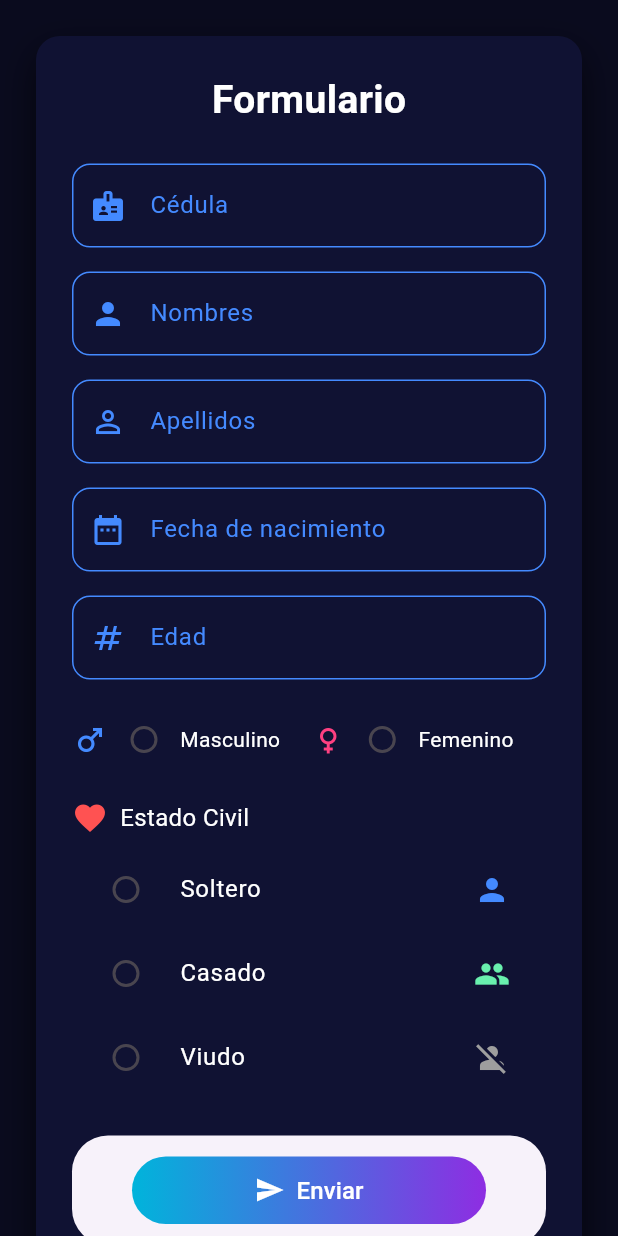
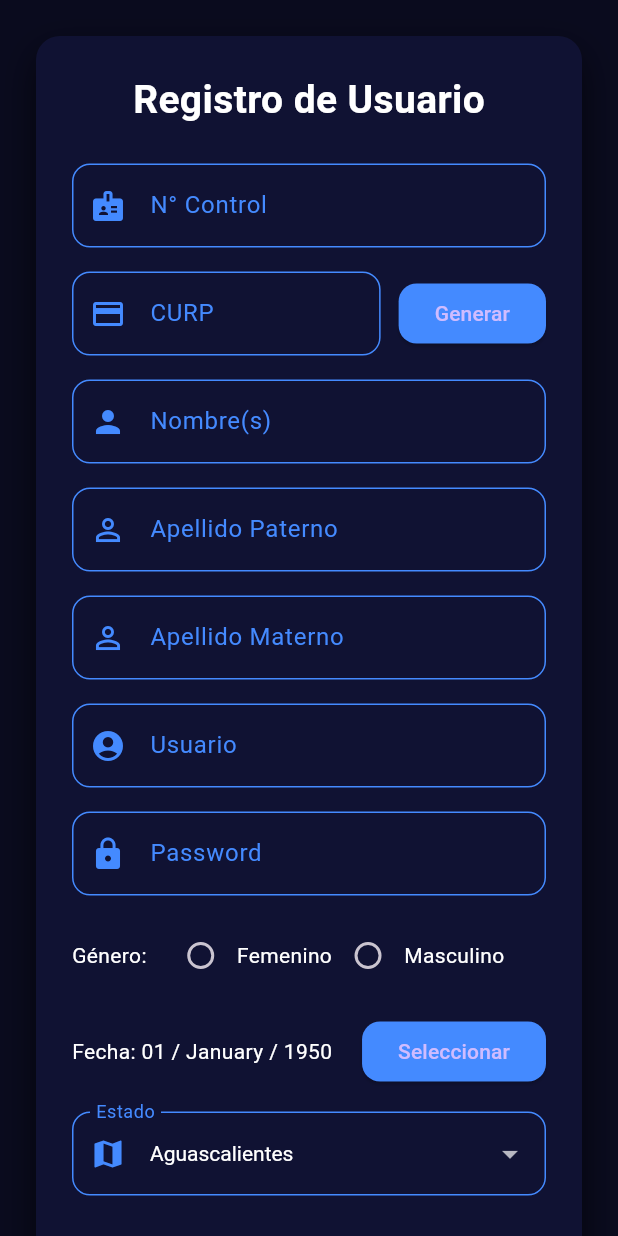
Before and after one commit to Silvert05/Formulario, a Flutter app: the screen it shows after launch, on a phone screen of 412 x 824 dp. Run offline on Flutter 3.47's test engine with Material 3 defaults, Android fonts, the phone set to English and light mode, and no system bars.

Commit message:
formulario

```diff
--- a/lib/formulario.dart
+++ b/lib/formulario.dart
@@ -10,61 +10,62 @@ class FormularioScreen extends StatefulWidget {
 
 class _FormularioScreenState extends State<FormularioScreen> {
   final _formKey = GlobalKey<FormState>();
-  final TextEditingController _cedulaController = TextEditingController();
-  final TextEditingController _nombresController = TextEditingController();
-  final TextEditingController _apellidosController = TextEditingController();
-  final TextEditingController _fechaController = TextEditingController();
-  final TextEditingController _edadController = TextEditingController();
 
+  // Controladores de texto
+  final TextEditingController _controlController = TextEditingController();
+  final TextEditingController _curpController = TextEditingController();
+  final TextEditingController _nombreController = TextEditingController();
+  final TextEditingController _apellidoPaternoController = TextEditingController();
+  final TextEditingController _apellidoMaternoController = TextEditingController();
+  final TextEditingController _usuarioController = TextEditingController();
+  final TextEditingController _passwordController = TextEditingController();
+
+  // Variables de estado
   String? _genero;
-  String? _estadoCivil;
+  String _estadoSeleccionado = "Aguascalientes";
 
-  void _calcularEdad(DateTime fechaNacimiento) {
-    final hoy = DateTime.now();
-    int edad = hoy.year - fechaNacimiento.year;
-    if (hoy.month < fechaNacimiento.month ||
-        (hoy.month == fechaNacimiento.month && hoy.day < fechaNacimiento.day)) {
-      edad--;
-    }
-    _edadController.text = edad.toString();
-  }
+  // Fecha (día, mes, año)
+  DateTime _fechaSeleccionada = DateTime(1950, 1, 1);
 
-  Future<void> _seleccionarFechaNacimiento() async {
-    final DateTime? fechaSeleccionada = await showDatePicker(
+  void _seleccionarFecha(BuildContext context) async {
+    final DateTime? fecha = await showDatePicker(
       context: context,
-      initialDate: DateTime(2000),
+      initialDate: _fechaSeleccionada,
       firstDate: DateTime(1900),
       lastDate: DateTime.now(),
+      locale: const Locale('es', 'ES'),
     );
-
-    if (fechaSeleccionada != null) {
-      _fechaController.text = DateFormat('yyyy-MM-dd').format(fechaSeleccionada);
-      _calcularEdad(fechaSeleccionada);
+    if (fecha != null) {
+      setState(() {
+        _fechaSeleccionada = fecha;
+      });
     }
   }
 
-  void _enviarFormulario() {
-    if (_formKey.currentState!.validate() &&
-        _genero != null &&
-        _estadoCivil != null) {
+  void _generarCURP() {
+    if (_nombreController.text.isEmpty ||
+        _apellidoPaternoController.text.isEmpty ||
+        _apellidoMaternoController.text.isEmpty) {
       ScaffoldMessenger.of(context).showSnackBar(
-        const SnackBar(content: Text('Formulario válido y enviado correctamente')),
+        const SnackBar(content: Text('Completa nombre y apellidos antes de generar CURP')),
       );
+      return;
+    }
 
-      _formKey.currentState!.reset();
-      _cedulaController.clear();
-      _nombresController.clear();
-      _apellidosController.clear();
-      _fechaController.clear();
-      _edadController.clear();
+    setState(() {
+      _curpController.text =
+          "${_apellidoPaternoController.text.substring(0, 2).toUpperCase()}${_apellidoMaternoController.text.substring(0, 1).toUpperCase()}${_nombreController.text.substring(0, 2).toUpperCase()}${_fechaSeleccionada.year}";
+    });
+  }
 
-      setState(() {
-        _genero = null;
-        _estadoCivil = null;
-      });
+  void _guardarFormulario() {
+    if (_formKey.currentState!.validate() && _genero != null) {
+      ScaffoldMessenger.of(context).showSnackBar(
+        const SnackBar(content: Text('Datos guardados correctamente')),
+      );
     } else {
       ScaffoldMessenger.of(context).showSnackBar(
-        const SnackBar(content: Text('Por favor completa todos los campos')),
+        const SnackBar(content: Text('Completa todos los campos requeridos')),
       );
     }
   }
@@ -117,7 +118,7 @@ class _FormularioScreenState extends State<FormularioScreen> {
                 mainAxisSize: MainAxisSize.min,
                 children: [
                   const Text(
-                    "Formulario",
+                    "Registro de Usuario",
                     style: TextStyle(
                       color: Colors.white,
                       fontSize: 26,
@@ -125,144 +126,181 @@ class _FormularioScreenState extends State<FormularioScreen> {
                     ),
                   ),
                   const SizedBox(height: 24),
+
+                  // Nº CONTROL
                   TextFormField(
-                    controller: _cedulaController,
+                    controller: _controlController,
                     keyboardType: TextInputType.number,
-                    decoration: _inputDecoration("Cédula", Icons.badge),
+                    decoration: _inputDecoration("N° Control", Icons.badge),
                     style: const TextStyle(color: Colors.white),
-                    validator: (value) {
-                      if (value == null || value.isEmpty) return 'Campo requerido';
-                      if (value.length < 10) return 'Cédula inválida';
-                      return null;
-                    },
+                    validator: (value) =>
+                        value == null || value.isEmpty ? 'Campo requerido' : null,
                   ),
                   const SizedBox(height: 16),
+
+                  // CURP + BOTÓN
+                  Row(
+                    children: [
+                      Expanded(
+                        child: TextFormField(
+                          controller: _curpController,
+                          decoration: _inputDecoration("CURP", Icons.credit_card),
+                          style: const TextStyle(color: Colors.white),
+                          validator: (value) =>
+                              value == null || value.isEmpty ? 'Campo requerido' : null,
+                        ),
+                      ),
+                      const SizedBox(width: 12),
+                      ElevatedButton(
+                        onPressed: _generarCURP,
+                        style: ElevatedButton.styleFrom(
+                          backgroundColor: Colors.blueAccent,
+                          shape: RoundedRectangleBorder(
+                            borderRadius: BorderRadius.circular(12),
+                          ),
+                        ),
+                        child: const Text("Generar"),
+                      ),
+                    ],
+                  ),
+                  const SizedBox(height: 16),
+
+                  // NOMBRES
                   TextFormField(
-                    controller: _nombresController,
-                    decoration: _inputDecoration("Nombres", Icons.person),
+                    controller: _nombreController,
+                    decoration: _inputDecoration("Nombre(s)", Icons.person),
+                    style: const TextStyle(color: Colors.white),
+                    validator: (value) =>
+                        value == null || value.isEmpty ? 'Campo requerido' : null,
+                  ),
+                  const SizedBox(height: 16),
+
+                  // APELLIDOS
+                  TextFormField(
+                    controller: _apellidoPaternoController,
+                    decoration: _inputDecoration("Apellido Paterno", Icons.person_outline),
                     style: const TextStyle(color: Colors.white),
                     validator: (value) =>
                         value == null || value.isEmpty ? 'Campo requerido' : null,
                   ),
                   const SizedBox(height: 16),
                   TextFormField(
-                    controller: _apellidosController,
-                    decoration: _inputDecoration("Apellidos", Icons.person_outline),
+                    controller: _apellidoMaternoController,
+                    decoration: _inputDecoration("Apellido Materno", Icons.person_outline),
+                    style: const TextStyle(color: Colors.white),
+                  ),
+                  const SizedBox(height: 16),
+
+                  // USUARIO Y PASSWORD
+                  TextFormField(
+                    controller: _usuarioController,
+                    decoration: _inputDecoration("Usuario", Icons.account_circle),
                     style: const TextStyle(color: Colors.white),
                     validator: (value) =>
                         value == null || value.isEmpty ? 'Campo requerido' : null,
                   ),
                   const SizedBox(height: 16),
                   TextFormField(
-                    controller: _fechaController,
-                    readOnly: true,
-                    decoration: _inputDecoration("Fecha de nacimiento", Icons.date_range),
+                    controller: _passwordController,
+                    obscureText: true,
+                    decoration: _inputDecoration("Password", Icons.lock),
                     style: const TextStyle(color: Colors.white),
-                    onTap: _seleccionarFechaNacimiento,
                     validator: (value) =>
-                        value == null || value.isEmpty ? 'Selecciona una fecha' : null,
-                  ),
-                  const SizedBox(height: 16),
-                  TextFormField(
-                    controller: _edadController,
-                    readOnly: true,
-                    decoration: _inputDecoration("Edad", Icons.numbers),
-                    style: const TextStyle(color: Colors.white),
+                        value == null || value.isEmpty ? 'Campo requerido' : null,
                   ),
                   const SizedBox(height: 16),
 
-                  // GÉNERO CON ICONOS
+                  // GÉNERO
                   Row(
                     children: [
-                      const Icon(Icons.male, color: Colors.blueAccent),
+                      const Text("Género:", style: TextStyle(color: Colors.white)),
+                      const SizedBox(width: 12),
+                      Radio<String>(
+                        value: 'Femenino',
+                        groupValue: _genero,
+                        onChanged: (value) => setState(() => _genero = value),
+                      ),
+                      const Text("Femenino", style: TextStyle(color: Colors.white)),
                       Radio<String>(
                         value: 'Masculino',
                         groupValue: _genero,
                         onChanged: (value) => setState(() => _genero = value),
                       ),
                       const Text("Masculino", style: TextStyle(color: Colors.white)),
-                      const SizedBox(width: 20),
-                      const Icon(Icons.female, color: Colors.pinkAccent),
-                      Radio<String>(
-                        value: 'Femenino',
-                        groupValue: _genero,
-                        onChanged: (value) => setState(() => _genero = value),
-                      ),
-                      const Text("Femenino", style: TextStyle(color: Colors.white)),
                     ],
                   ),
-
                   const SizedBox(height: 16),
 
-                  // ESTADO CIVIL CON ICONO
+                  // FECHA
                   Row(
-                    children: const [
-                      Icon(Icons.favorite, color: Colors.redAccent),
-                      SizedBox(width: 8),
-                      Text("Estado Civil", style: TextStyle(color: Colors.white, fontSize: 16)),
+                    children: [
+                      Expanded(
+                        child: Text(
+                          "Fecha: ${DateFormat('dd / MMMM / yyyy').format(_fechaSeleccionada)}",
+                          style: const TextStyle(color: Colors.white),
+                        ),
+                      ),
+                      ElevatedButton(
+                        onPressed: () => _seleccionarFecha(context),
+                        style: ElevatedButton.styleFrom(
+                          backgroundColor: Colors.blueAccent,
+                          shape: RoundedRectangleBorder(
+                            borderRadius: BorderRadius.circular(12),
+                          ),
+                        ),
+                        child: const Text("Seleccionar"),
+                      ),
                     ],
                   ),
-                  const SizedBox(height: 8),
-                  RadioListTile<String>(
-                    title: const Text("Soltero", style: TextStyle(color: Colors.white)),
-                    value: 'Soltero',
-                    groupValue: _estadoCivil,
-                    onChanged: (value) => setState(() => _estadoCivil = value),
-                    secondary: const Icon(Icons.person, color: Colors.blueAccent),
+                  const SizedBox(height: 16),
+
+                  // ESTADO
+                  DropdownButtonFormField<String>(
+                    value: _estadoSeleccionado,
+                    dropdownColor: const Color(0xFF101233),
+                    items: const [
+                      DropdownMenuItem(value: "Aguascalientes", child: Text("Aguascalientes")),
+                      DropdownMenuItem(value: "Baja California", child: Text("Baja California")),
+                      DropdownMenuItem(value: "Chiapas", child: Text("Chiapas")),
+                      DropdownMenuItem(value: "Jalisco", child: Text("Jalisco")),
+                      DropdownMenuItem(value: "CDMX", child: Text("Ciudad de México")),
+                    ],
+                    onChanged: (value) => setState(() => _estadoSeleccionado = value!),
+                    style: const TextStyle(color: Colors.white),
+                    decoration: _inputDecoration("Estado", Icons.map),
                   ),
-                  RadioListTile<String>(
-                    title: const Text("Casado", style: TextStyle(color: Colors.white)),
-                    value: 'Casado',
-                    groupValue: _estadoCivil,
-                    onChanged: (value) => setState(() => _estadoCivil = value),
-                    secondary: const Icon(Icons.group, color: Colors.greenAccent),
-                  ),
-                  RadioListTile<String>(
-                    title: const Text("Viudo", style: TextStyle(color: Colors.white)),
-                    value: 'Viudo',
-                    groupValue: _estadoCivil,
-                    onChanged: (value) => setState(() => _estadoCivil = value),
-                    secondary: const Icon(Icons.person_off, color: Colors.grey),
-                  ),
-                  const SizedBox(height: 24),
-                  ElevatedButton(
-                    onPressed: _enviarFormulario,
-                    style: ElevatedButton.styleFrom(
-                      padding: const EdgeInsets.symmetric(horizontal: 40, vertical: 14),
-                      shape: RoundedRectangleBorder(borderRadius: BorderRadius.circular(24)),
-                      elevation: 0,
-                      backgroundColor: Colors.transparent,
-                      shadowColor: Colors.transparent,
-                    ).copyWith(
-                      backgroundColor: MaterialStateProperty.resolveWith((states) => null),
-                      foregroundColor: MaterialStateProperty.all(Colors.white),
-                    ),
-                    child: Ink(
-                      decoration: BoxDecoration(
-                        gradient: const LinearGradient(
-                          colors: [Color(0xFF00B4DB), Color(0xFF8E2DE2)],
-                        ),
-                        borderRadius: BorderRadius.circular(24),
-                      ),
-                      child: Container(
-                        alignment: Alignment.center,
-                        constraints: const BoxConstraints(minWidth: 150, minHeight: 45),
-                        child: const Row(
-                          mainAxisAlignment: MainAxisAlignment.center,
-                          children: [
-                            Icon(Icons.send, size: 20),
-                            SizedBox(width: 8),
-                            Text("Enviar", style: TextStyle(fontSize: 16)),
-                          ],
+
+                  const SizedBox(height: 32),
+
+                  // BOTONES
+                  Row(
+                    mainAxisAlignment: MainAxisAlignment.spaceEvenly,
+                    children: [
+                      ElevatedButton.icon(
+                        onPressed: _guardarFormulario,
+                        icon: const Icon(Icons.save),
+                        label: const Text("Guardar"),
+                        style: ElevatedButton.styleFrom(
+                          backgroundColor: Colors.greenAccent[400],
+                          foregroundColor: Colors.black,
+                          shape: RoundedRectangleBorder(
+                            borderRadius: BorderRadius.circular(12),
+                          ),
                         ),
                       ),
-                    ),
-                  ),
-                  const SizedBox(height: 12),
-                  TextButton.icon(
-                    onPressed: _salir,
-                    icon: const Icon(Icons.exit_to_app, color: Colors.blueAccent),
-                    label: const Text("Salir", style: TextStyle(color: Colors.blueAccent)),
+                      ElevatedButton.icon(
+                        onPressed: _salir,
+                        icon: const Icon(Icons.exit_to_app),
+                        label: const Text("Salir"),
+                        style: ElevatedButton.styleFrom(
+                          backgroundColor: Colors.redAccent,
+                          foregroundColor: Colors.white,
+                          shape: RoundedRectangleBorder(
+                            borderRadius: BorderRadius.circular(12),
+                          ),
+                        ),
+                      ),
+                    ],
                   ),
                 ],
               ),
--- a/lib/main.dart
+++ b/lib/main.dart
@@ -1,5 +1,6 @@
 import 'package:flutter/material.dart';
-import 'formulario.dart'; // Asegúrate de que el nombre del archivo sea correcto
+import 'package:flutter_localizations/flutter_localizations.dart';
+import 'formulario.dart'; // importa tu formulario
 
 void main() {
   runApp(const MyApp());
@@ -11,13 +12,21 @@ class MyApp extends StatelessWidget {
   @override
   Widget build(BuildContext context) {
     return MaterialApp(
-      title: 'Formulario Flutter',
       debugShowCheckedModeBanner: false,
-      theme: ThemeData(
-        primarySwatch: Colors.blue,
-        useMaterial3: true,
-      ),
+      title: 'Formulario Registro',
+      theme: ThemeData.dark(), // puedes cambiar a light() si deseas fondo rosado
       home: const FormularioScreen(),
+
+      // 👇 ESTO ES LO IMPORTANTE
+      localizationsDelegates: const [
+        GlobalMaterialLocalizations.delegate,
+        GlobalWidgetsLocalizations.delegate,
+        GlobalCupertinoLocalizations.delegate,
+      ],
+      supportedLocales: const [
+        Locale('es', 'ES'), // español
+        Locale('en', 'US'), // inglés (opcional)
+      ],
     );
   }
 }
--- a/pubspec.yaml
+++ b/pubspec.yaml
@@ -30,7 +30,9 @@ environment:
 dependencies:
   flutter:
     sdk: flutter
-  intl: ^0.18.1
+  intl: ^0.19.0
+  flutter_localizations:
+    sdk: flutter
 
   # The following adds the Cupertino Icons font to your application.
   # Use with the CupertinoIcons class for iOS style icons.
```
Also changed, not shown: pubspec.lock.
